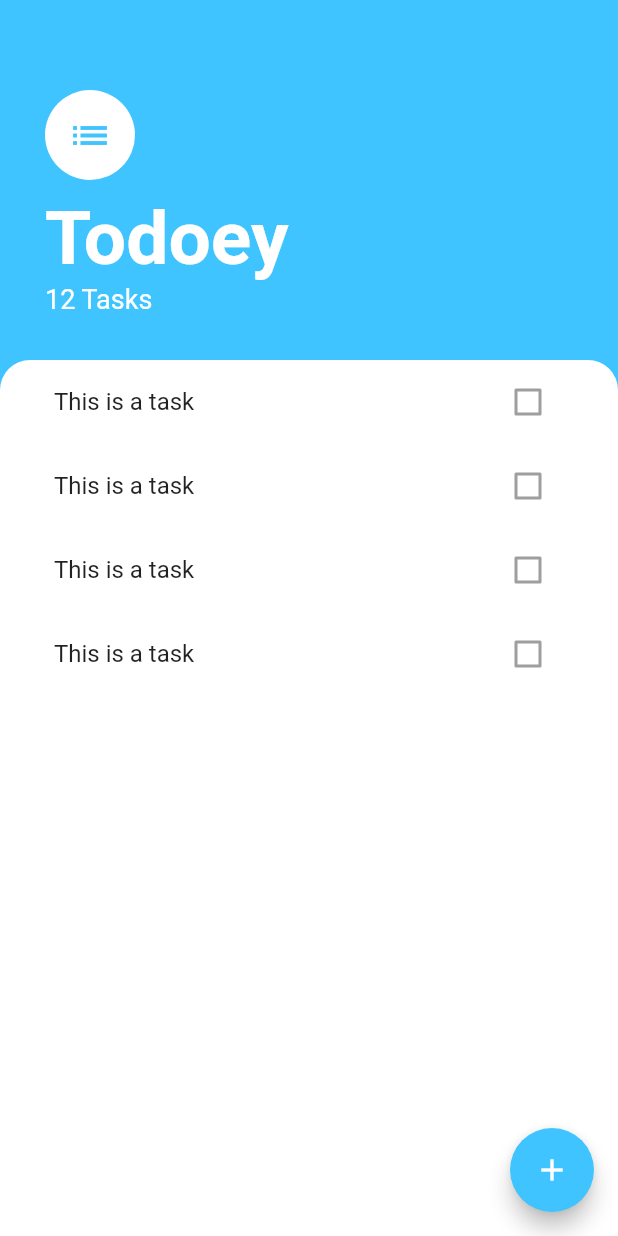
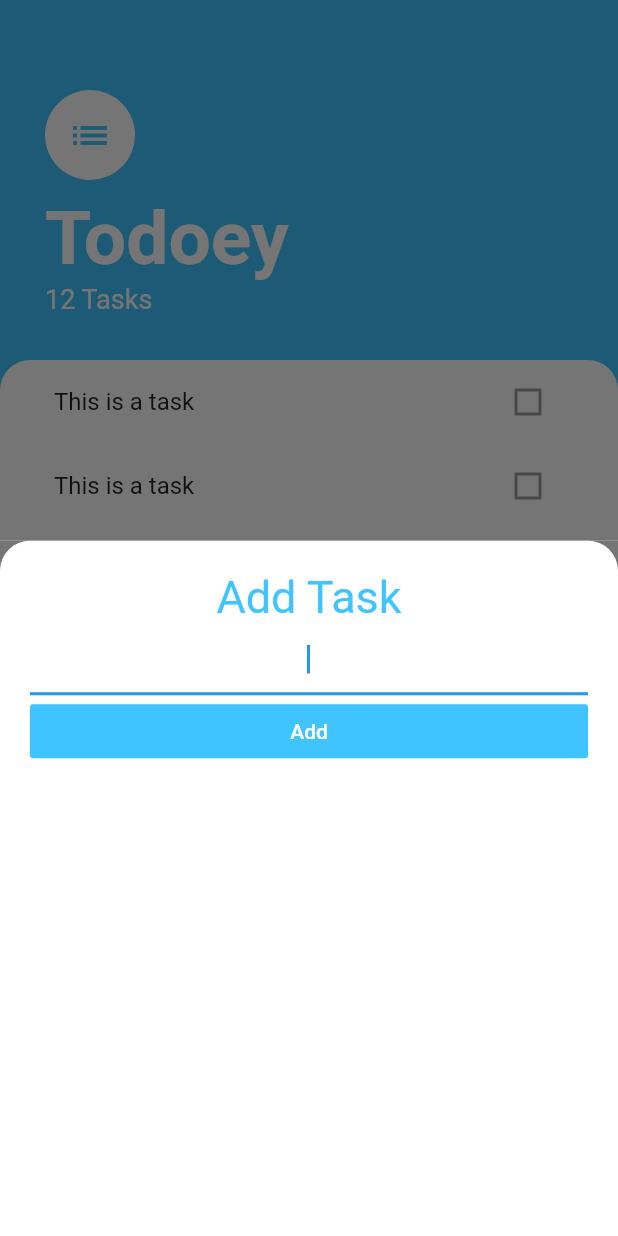
Before and after one commit to alemohamad/flutter-appbrewery, a Flutter app: the screen it shows after launch, after a tap on the "add" icon, on a phone screen of 412 x 824 dp. Run offline on Flutter 3.47's test engine with Material 2 defaults, Android fonts, the phone set to English and light mode, and no system bars; our stand-ins replace audioplayers, flutter_spinkit, font_awesome_flutter, geolocator, rflutter_alert.

Commit message:
Added a botom sheet widget to add tasks

```diff
--- /dev/null
+++ b/todoey_flutter/lib/screens/add_task_screen.dart
@@ -0,0 +1,49 @@
+import 'package:flutter/material.dart';
+
+class AddTaskScreen extends StatelessWidget {
+  @override
+  Widget build(BuildContext context) {
+    return Container(
+      color: Color(0xFF757575),
+      child: Container(
+        padding: EdgeInsets.all(20.0),
+        decoration: BoxDecoration(
+          color: Colors.white,
+          borderRadius: BorderRadius.only(
+            topLeft: Radius.circular(20.0),
+            topRight: Radius.circular(20.0),
+          ),
+        ),
+        child: Column(
+          crossAxisAlignment: CrossAxisAlignment.stretch,
+          children: <Widget>[
+            Text(
+              'Add Task',
+              textAlign: TextAlign.center,
+              style: TextStyle(
+                fontSize: 30.0,
+                color: Colors.lightBlueAccent,
+              ),
+            ),
+            TextField(
+              autofocus: true,
+              textAlign: TextAlign.center,
+            ),
+            FlatButton(
+              child: Text(
+                'Add',
+                style: TextStyle(
+                  color: Colors.white,
+                ),
+              ),
+              color: Colors.lightBlueAccent,
+              onPressed: () {
+                //
+              },
+            ),
+          ],
+        ),
+      ),
+    );
+  }
+}
--- a/todoey_flutter/lib/screens/task_screen.dart
+++ b/todoey_flutter/lib/screens/task_screen.dart
@@ -1,6 +1,7 @@
 import 'package:flutter/material.dart';
 
 import 'package:todoey_flutter/widgets/task_list.dart';
+import 'package:todoey_flutter/screens/add_task_screen.dart';
 
 class TaskScreen extends StatelessWidget {
   @override
@@ -13,7 +14,8 @@ class TaskScreen extends StatelessWidget {
           Icons.add,
         ),
         onPressed: () {
-          //
+          showModalBottomSheet(
+              context: context, builder: (container) => AddTaskScreen());
         },
       ),
       body: Column(
```
